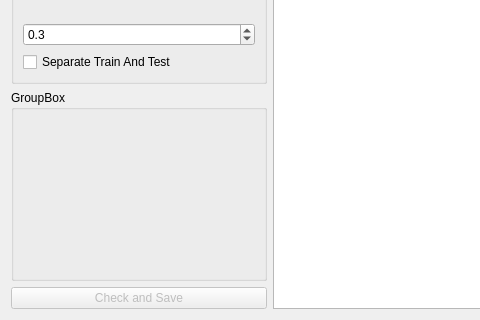
Old version of the form GUI/Prepare.ui in the repository salan668/FAE; both pictures show x 0 to 480 and y 500 to 820 of the 1025 by 820 pixel window.
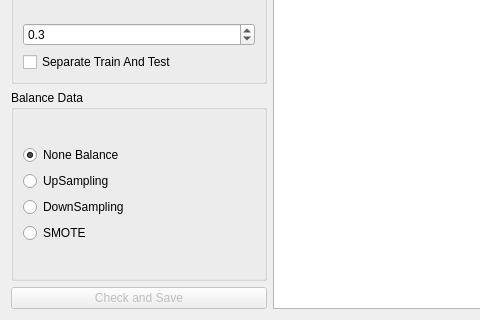
New version of the form.

Commit message: Add the data balance in the prepare UI.

Patch:
```diff
--- a/GUI/Prepare.ui
+++ b/GUI/Prepare.ui
@@ -160,8 +160,45 @@
        <item>
         <widget class="QGroupBox" name="groupBox_3">
          <property name="title">
-          <string>GroupBox</string>
+          <string>Balance Data</string>
          </property>
+         <layout class="QGridLayout" name="gridLayout_3">
+          <item row="0" column="0">
+           <layout class="QVBoxLayout" name="verticalLayout_4">
+            <item>
+             <widget class="QRadioButton" name="radioNoneBalance">
+              <property name="text">
+               <string>None Balance</string>
+              </property>
+              <property name="checked">
+               <bool>true</bool>
+              </property>
+             </widget>
+            </item>
+            <item>
+             <widget class="QRadioButton" name="radioUpSampling">
+              <property name="text">
+               <string>UpSampling</string>
+              </property>
+             </widget>
+            </item>
+            <item>
+             <widget class="QRadioButton" name="radioDownSampling">
+              <property name="text">
+               <string>DownSampling</string>
+              </property>
+             </widget>
+            </item>
+            <item>
+             <widget class="QRadioButton" name="radioSmote">
+              <property name="text">
+               <string>SMOTE</string>
+              </property>
+             </widget>
+            </item>
+           </layout>
+          </item>
+         </layout>
         </widget>
        </item>
        <item>
```
The commit also changes 6 other files.
